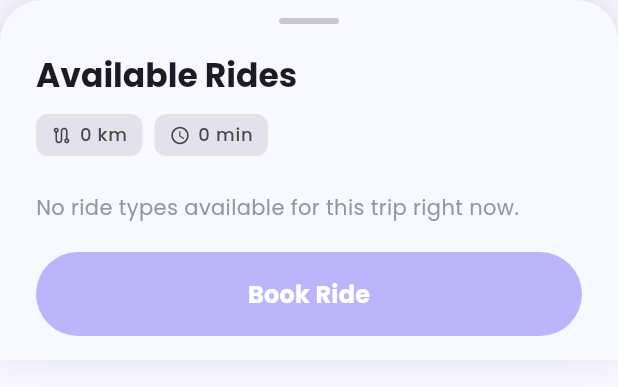
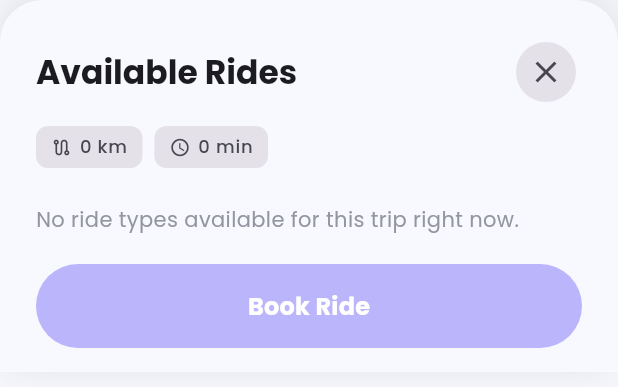
Before and after one commit to AmmarZeineh/mashena_rider, a Flutter app: the CarTypeBottomSheet widget shown alone on an empty page, opened directly with empty values, on a phone screen of 412 x 824 dp. Shown: the top 387 px of the screen. Run offline on Flutter 3.47's test engine with Material 3 defaults, Android fonts, the phone set to English and light mode, and no system bars; our stand-ins replace bloc, connectivity_plus, dartz, dio, dots_indicator, equatable and 16 more; accounts and stored records are empty; generated files the repository leaves out were written again.

Commit message:
feat: refine map UI, add animations, and improve ride selection flow

```diff
--- a/lib/core/maps/domain/entities/map_marker.dart
+++ b/lib/core/maps/domain/entities/map_marker.dart
@@ -1,13 +1,20 @@
+import 'package:flutter/widgets.dart';
 import 'package:mashena_rider/core/maps/domain/entities/map_lat_lng.dart';
 
+/// A marker to display on the map.
+///
+/// Provide either [iconPath] for a simple asset image or [iconWidget]
+/// for a fully custom widget (e.g. styled pins with glow effects).
 class MapMarker {
   final String id;
   final MapLatLng position;
-  final String iconPath; // For flutter_map image asset
+  final String? iconPath;
+  final Widget? iconWidget;
 
   const MapMarker({
     required this.id,
     required this.position,
-    this.iconPath = 'assets/images/default_marker.png', // Temporary default
+    this.iconPath,
+    this.iconWidget,
   });
 }
--- a/lib/core/network/dio_client.dart
+++ b/lib/core/network/dio_client.dart
@@ -1,6 +1,7 @@
 import 'package:dio/dio.dart';
 import 'package:mashena_rider/core/network/api_client.dart';
 import 'package:mashena_rider/core/network/api_exception.dart';
+import 'package:mashena_rider/core/network/api_logging_interceptor.dart';
 import 'package:mashena_rider/core/network/auth_interceptor.dart';
 import 'package:mashena_rider/core/network/token_manager.dart';
 
@@ -14,6 +15,7 @@ final class DioApiClient implements ApiClient {
   }) : _tokenManager = tokenManager,
        _dio = dio ?? Dio() {
     _setup(baseUrl);
+    _dio.interceptors.add(ApiLoggingInterceptor());
     _dio.interceptors.add(authInterceptor);
   }
 
--- a/lib/features/home/presentation/cubits/home_location_cubit/home_location_state.dart
+++ b/lib/features/home/presentation/cubits/home_location_cubit/home_location_state.dart
@@ -1,12 +1,16 @@
 part of 'home_location_cubit.dart';
 
 enum HomeUiState { initial, loading, ready, error }
+
 class HomeState {
   final HomeUiState ui;
   final bool isLocationGranted;
   final bool isLocationServiceEnabled;
   final bool isDeniedForever;
   final Position? position;
+  final List<MapPolyline> polylines;
+  final List<MapMarker> markers;
+  final ConfirmedRideFlowResult? confirmedRideResult;
 
   const HomeState({
     required this.ui,
@@ -14,14 +18,20 @@ class HomeState {
     required this.isLocationServiceEnabled,
     this.isDeniedForever = false,
     this.position,
+    this.polylines = const [],
+    this.markers = const [],
+    this.confirmedRideResult,
   });
 
   const HomeState.initial()
-      : ui = HomeUiState.initial,
-        isLocationGranted = false,
-        isLocationServiceEnabled = true,
-        isDeniedForever = false,
-        position = null;
+    : ui = HomeUiState.initial,
+      isLocationGranted = false,
+      isLocationServiceEnabled = true,
+      isDeniedForever = false,
+      position = null,
+      polylines = const [],
+      markers = const [],
+      confirmedRideResult = null;
 
   HomeState copyWith({
     HomeUiState? ui,
@@ -29,16 +39,23 @@ class HomeState {
     bool? isLocationServiceEnabled,
     bool? isDeniedForever,
     Position? position,
+    List<MapPolyline>? polylines,
+    List<MapMarker>? markers,
+    ConfirmedRideFlowResult? confirmedRideResult,
+    bool clearConfirmedRide = false,
   }) {
     return HomeState(
       ui: ui ?? this.ui,
-      isLocationGranted:
-          isLocationGranted ?? this.isLocationGranted,
+      isLocationGranted: isLocationGranted ?? this.isLocationGranted,
       isLocationServiceEnabled:
-          isLocationServiceEnabled ??
-              this.isLocationServiceEnabled,
+          isLocationServiceEnabled ?? this.isLocationServiceEnabled,
       isDeniedForever: isDeniedForever ?? this.isDeniedForever,
       position: position ?? this.position,
+      polylines: polylines ?? this.polylines,
+      markers: markers ?? this.markers,
+      confirmedRideResult: clearConfirmedRide
+          ? null
+          : (confirmedRideResult ?? this.confirmedRideResult),
     );
   }
 }
--- /dev/null
+++ b/lib/features/home/presentation/models/confirmed_ride_flow_result.dart
@@ -0,0 +1,17 @@
+import 'package:mashena_rider/core/maps/domain/entities/map_lat_lng.dart';
+import 'package:mashena_rider/features/home/domain/entities/ride_estimate_response.dart';
+
+/// Result returned when the user confirms pickup and destination.
+///
+/// This gives Home everything needed to draw a route and show available rides.
+final class ConfirmedRideFlowResult {
+  const ConfirmedRideFlowResult({
+    required this.pickup,
+    required this.destination,
+    required this.estimateResponse,
+  });
+
+  final MapLatLng pickup;
+  final MapLatLng destination;
+  final RideEstimateResponse estimateResponse;
+}
--- a/lib/features/home/presentation/widgets/car_type_bottom_sheet.dart
+++ b/lib/features/home/presentation/widgets/car_type_bottom_sheet.dart
@@ -1,7 +1,9 @@
 import 'package:flutter/material.dart';
+import 'package:flutter_bloc/flutter_bloc.dart';
 import 'package:mashena_rider/core/l10n/app_localizations.dart';
 import 'package:mashena_rider/features/home/domain/entities/ride_estimate.dart';
 import 'package:mashena_rider/features/home/domain/entities/ride_estimate_response.dart';
+import 'package:mashena_rider/features/home/presentation/cubits/home_location_cubit/home_location_cubit.dart';
 import 'package:mashena_rider/features/home/presentation/widgets/book_ride_button.dart';
 import 'package:mashena_rider/features/home/presentation/widgets/ride_list.dart';
 import 'package:mashena_rider/features/home/presentation/widgets/trip_stats_row.dart';
@@ -55,18 +57,32 @@ class _CarTypeBottomSheetState extends State<CarTypeBottomSheet> {
         mainAxisSize: MainAxisSize.min,
         crossAxisAlignment: CrossAxisAlignment.stretch,
         children: [
-          const _DragHandle(),
-          const SizedBox(height: 20),
+          const SizedBox(height: 24),
           Padding(
             padding: const EdgeInsets.symmetric(horizontal: 24),
             child: Column(
               crossAxisAlignment: CrossAxisAlignment.start,
               children: [
-                Text(
-                  localizations.rideAvailableRides,
-                  style: textTheme.titleLarge?.copyWith(
-                    fontWeight: FontWeight.w700,
-                  ),
+                Row(
+                  children: [
+                    Expanded(
+                      child: Text(
+                        localizations.rideAvailableRides,
+                        style: textTheme.titleLarge?.copyWith(
+                          fontWeight: FontWeight.w700,
+                        ),
+                      ),
+                    ),
+                    IconButton(
+                      onPressed: () {
+                        context.read<HomeCubit>().clearRideFlow();
+                      },
+                      icon: const Icon(Icons.close),
+                      style: IconButton.styleFrom(
+                        backgroundColor: colorScheme.surfaceContainerHighest,
+                      ),
+                    ),
+                  ],
                 ),
                 const SizedBox(height: 12),
                 TripStatsRow(response: widget.estimateResponse),
@@ -90,24 +106,3 @@ class _CarTypeBottomSheetState extends State<CarTypeBottomSheet> {
     );
   }
 }
-
-class _DragHandle extends StatelessWidget {
-  const _DragHandle();
-
-  @override
-  Widget build(BuildContext context) {
-    return Padding(
-      padding: const EdgeInsets.only(top: 12),
-      child: Center(
-        child: Container(
-          width: 40,
-          height: 4,
-          decoration: BoxDecoration(
-            color: Theme.of(context).colorScheme.outlineVariant,
-            borderRadius: BorderRadius.circular(2),
-          ),
-        ),
-      ),
-    );
-  }
-}
--- a/lib/features/home/presentation/widgets/home_view_google_maps_section.dart
+++ b/lib/features/home/presentation/widgets/home_view_google_maps_section.dart
@@ -87,7 +87,8 @@ class _HomeViewGoogleMapsSectionState extends State<HomeViewGoogleMapsSection>
             children: [
               FlutterMapWidget(
                 showMyLocation: state.isLocationGranted,
-                markers: const [],
+                markers: state.markers,
+                polylines: state.polylines,
                 initialPosition: const MapLatLng(
                   latitude: 33.5153,
                   longitude: 36.2772,
--- a/lib/features/home/presentation/widgets/ride_list.dart
+++ b/lib/features/home/presentation/widgets/ride_list.dart
@@ -1,4 +1,5 @@
 import 'package:flutter/material.dart';
+import 'package:mashena_rider/core/common/extensions/responsive_num_x.dart';
 import 'package:mashena_rider/core/theme/app_colors.dart';
 import 'package:mashena_rider/features/home/domain/entities/ride_estimate.dart';
 import 'package:mashena_rider/features/home/presentation/widgets/ride_tile.dart';
@@ -34,9 +35,7 @@ class RideList extends StatelessWidget {
     }
 
     return ConstrainedBox(
-      constraints: BoxConstraints(
-        maxHeight: MediaQuery.of(context).size.height * 0.45,
-      ),
+      constraints: BoxConstraints(maxHeight: 170.h),
       child: ListView.separated(
         shrinkWrap: true,
         padding: const EdgeInsets.symmetric(horizontal: 24),
@@ -46,11 +45,23 @@ class RideList extends StatelessWidget {
           final estimate = estimates[index];
           return RideTile(
             estimate: estimate,
-            isSelected: selected?.vehicleTypeId == estimate.vehicleTypeId,
+            isSelected: _isSameEstimate(selected, estimate),
             onTap: () => onSelect(estimate),
           );
         },
       ),
     );
   }
+
+  static bool _isSameEstimate(RideEstimate? selected, RideEstimate estimate) {
+    if (selected == null) return false;
+
+    if (selected.vehicleTypeId > 0 && estimate.vehicleTypeId > 0) {
+      return selected.vehicleTypeId == estimate.vehicleTypeId;
+    }
+
+    return selected.name == estimate.name &&
+        selected.estimatedFare == estimate.estimatedFare &&
+        selected.currency == estimate.currency;
+  }
 }
--- a/pubspec.yaml
+++ b/pubspec.yaml
@@ -46,6 +46,7 @@ dependencies:
   flutter_localizations:
     sdk: flutter
   flutter_map: ^8.2.2
+  flutter_map_animations: ^0.10.0
   flutter_screenutil: ^5.9.3
   freezed_annotation: ^3.1.0
   geolocator: ^14.0.2
```
Also changed, not shown: lib/core/maps/infrastructure/flutter_map/flutter_map_widget.dart (+29 -12 lines), lib/core/network/api_logging_interceptor.dart (added, +110 -0 lines), lib/features/home/data/models/ride_estimate_model.dart (+20 -4 lines), lib/features/home/data/models/ride_estimate_response_model.dart (+14 -2 lines), lib/features/home/presentation/cubits/home_location_cubit/home_location_cubit.dart (+23 -0 lines), lib/features/home/presentation/widgets/home_view_body.dart (+44 -3 lines), lib/features/home/presentation/widgets/pick_address_view_body.dart (+20 -1 lines), lib/features/home/presentation/widgets/ride_estimates_section.dart (+16 -2 lines), lib/features/home/presentation/widgets/set_destination_cta.dart (added, +226 -0 lines), pubspec.lock, 1 other file.
